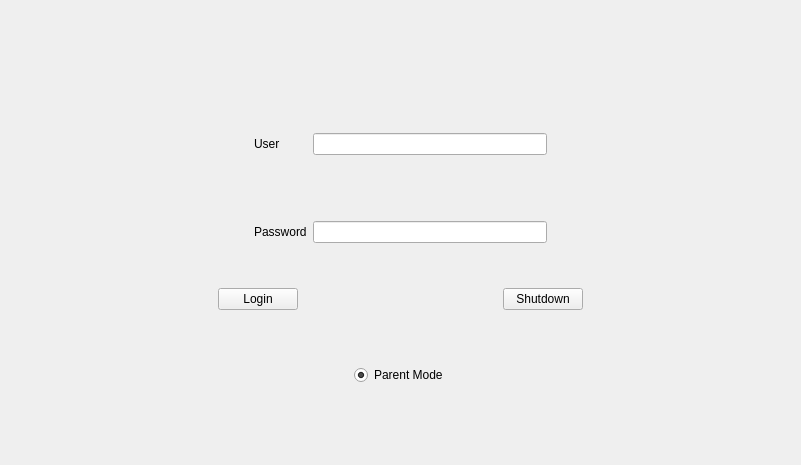
Qt form OS_Simulator_seconddraft/home/login_interface.ui (U1ltra/CSC3002_Topic1_OS) before a commit.
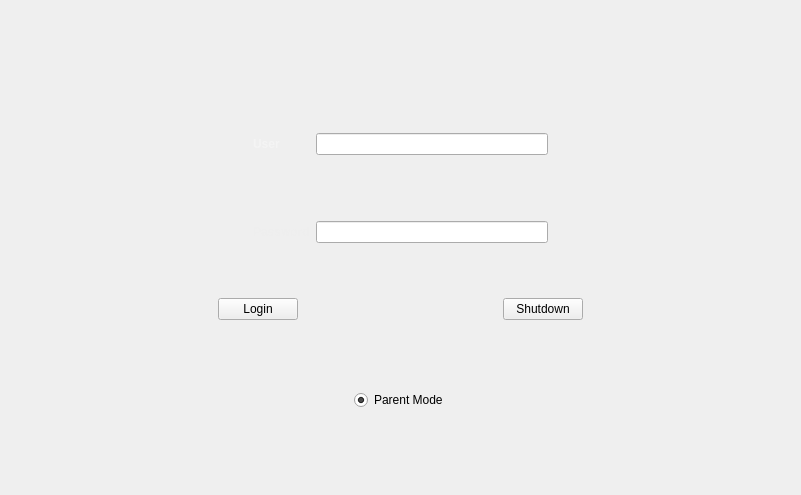
The same form after that commit.

```diff
--- a/OS_Simulator_seconddraft/home/login_interface.ui
+++ b/OS_Simulator_seconddraft/home/login_interface.ui
@@ -7,7 +7,7 @@
     <x>0</x>
     <y>0</y>
     <width>801</width>
-    <height>465</height>
+    <height>495</height>
    </rect>
   </property>
   <property name="windowTitle">
@@ -36,7 +36,7 @@
       <item row="2" column="1">
        <widget class="QLabel" name="label">
         <property name="text">
-         <string>User</string>
+         <string>&lt;html&gt;&lt;head/&gt;&lt;body&gt;&lt;p&gt;&lt;span style=&quot; font-weight:600; color:#f4f4f4;&quot;&gt;User&lt;/span&gt;&lt;/p&gt;&lt;/body&gt;&lt;/html&gt;</string>
         </property>
        </widget>
       </item>
@@ -56,7 +56,7 @@
       <item row="4" column="1">
        <widget class="QLabel" name="label_2">
         <property name="text">
-         <string>Password</string>
+         <string>&lt;html&gt;&lt;head/&gt;&lt;body&gt;&lt;p&gt;&lt;span style=&quot; font-weight:600; color:#eeeeee;&quot;&gt;Password&lt;/span&gt;&lt;/p&gt;&lt;/body&gt;&lt;/html&gt;</string>
         </property>
        </widget>
       </item>
```
